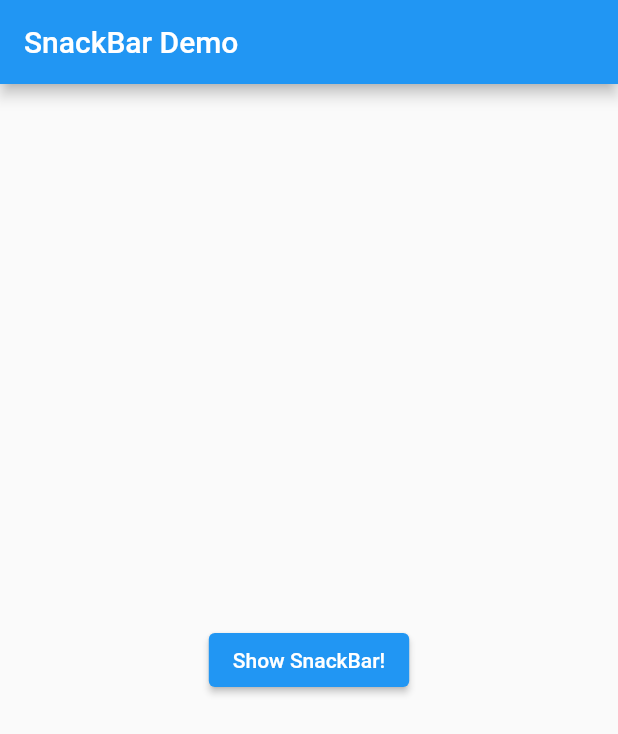
After one commit to joonseolee/flutter_tutorial, a Flutter app: the screen it shows after launch, after a tap on "Display a snackbar", on a phone screen of 412 x 824 dp. The commit adds this screen. Shown: the top 734 px of the screen. Run offline on Flutter 3.47's test engine with Material 2 defaults, Android fonts, the phone set to English and light mode, and no system bars.

Commit message:
feat(): snackbar 예제 추가

```diff
--- /dev/null
+++ b/lib/design/snackbar_demo.dart
@@ -0,0 +1,48 @@
+import 'dart:developer';
+
+import 'package:flutter/material.dart';
+
+class SnackBarDemo extends StatelessWidget {
+  const SnackBarDemo({Key? key}) : super(key: key);
+
+  @override
+  Widget build(BuildContext context) {
+    return MaterialApp(
+      title: 'SnackBar Demo',
+      home: Scaffold(
+        appBar: AppBar(
+          title: const Text('SnackBar Demo'),
+        ),
+        body: const SnackBarPage(),
+      ),
+    );
+  }
+}
+
+class SnackBarPage extends StatelessWidget {
+  const SnackBarPage({Key? key}) : super(key: key);
+
+  @override
+  Widget build(BuildContext context) {
+    final snackBar = SnackBar(
+      content: const Text('Hey it is a snackbar'),
+      action: SnackBarAction(
+        label: 'Undo',
+        onPressed: () {
+          log("I'm clicked");
+        },
+      ),
+    );
+
+    return Center(
+      child: ElevatedButton(
+        onPressed: () {
+          // deprecated
+          // Scaffold.of(context).showSnackBar(snackBar);
+          ScaffoldMessenger.of(context).showSnackBar(snackBar);
+        },
+        child: const Text('Show SnackBar!'),
+      ),
+    );
+  }
+}
--- a/lib/page_router.dart
+++ b/lib/page_router.dart
@@ -1,9 +1,10 @@
 library page_router;
 
 import 'package:flutter/material.dart';
+import 'package:flutter_tutorial/design/drawer_screen.dart';
+import 'package:flutter_tutorial/design/snackbar_demo.dart';
 import 'package:flutter_tutorial/pages/animation/animated_container_app.dart';
 import 'package:flutter_tutorial/pages/animation/fade_widget.dart';
-import 'package:flutter_tutorial/pages/animation/drawer_screen.dart';
 import 'package:flutter_tutorial/pages/animation/physics_card_drag_demo.dart';
 
 class Page {
@@ -19,7 +20,7 @@ List<Page> pages = [
       const PhysicsCardDragDemo()),
   Page('Animated container app', '도형 크기 랜덤으로 변경하기',
       const AnimatedContainerApp()),
-  Page('fade widget', '이미지 흐려지게 만들기',
-      const FadeWidget(title: '')),
+  Page('fade widget', '이미지 흐려지게 만들기', const FadeWidget(title: '')),
   Page('Add a drawer to a screen', 'drawer 추가하기', const DrawerScreen()),
+  Page('Display a snackbar', '스낵바 띄우기', const SnackBarDemo())
 ];
```
Also changed, not shown: lib/design/drawer_screen.dart (renamed from lib/pages/animation/drawer_screen.dart).
